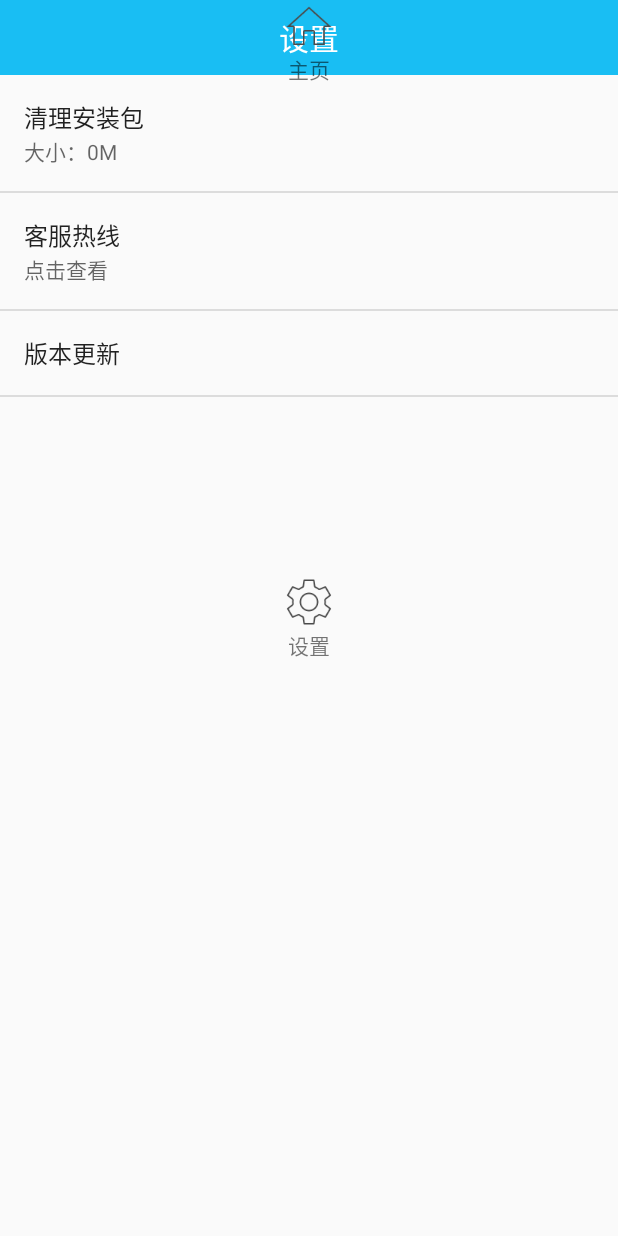
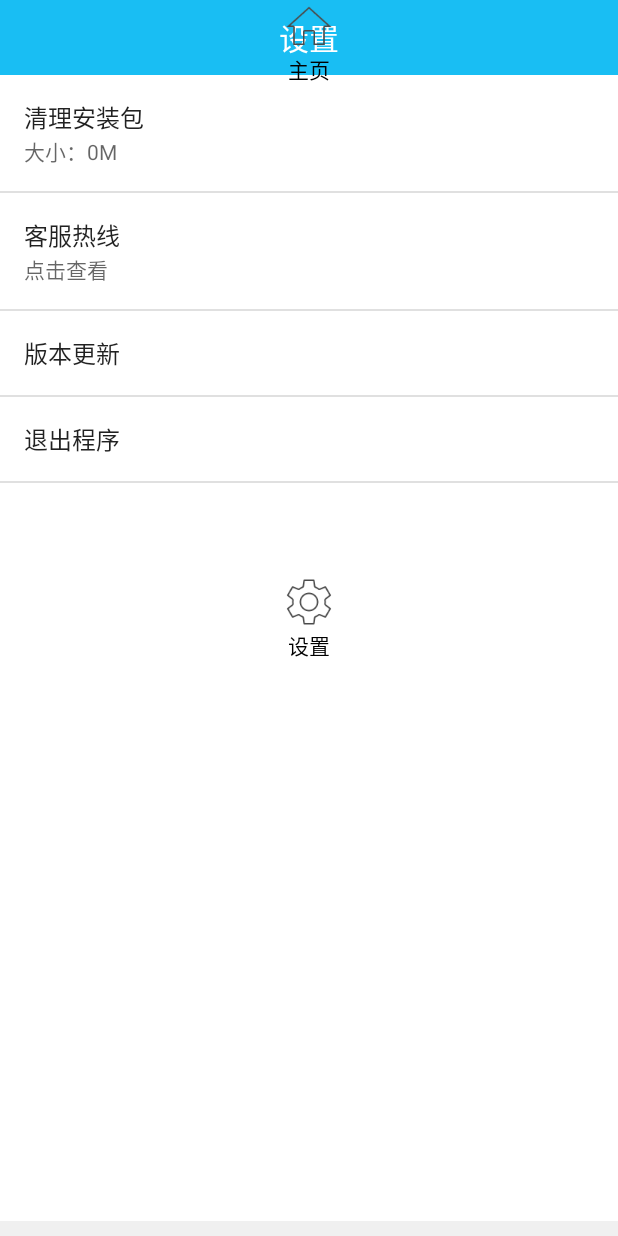
Before and after one commit to cyx362442/AppStore, an Android app: the fragment SettingFragment placed in its activity, on a phone screen of 412 x 824 dp. Run offline under Robolectric (Android 15) with nearby library versions, the phone set to English and light mode, and no system bars; our stand-ins replace Volley; libraries missing offline, so code that uses them is left out: com.arialyy.aria, com.chad.library, com.youth.banner; network calls fail; pictures from the network do not load; 8 statements that could not run were skipped.

Commit message:
cyy20170924

```diff
--- a/app/build.gradle
+++ b/app/build.gradle
@@ -6,9 +6,9 @@ android {
     defaultConfig {
         applicationId "com.duowei.appstore"
         minSdkVersion 17
-        targetSdkVersion 26
-        versionCode 4
-        versionName "V20170923"
+        targetSdkVersion 22
+        versionCode 6
+        versionName "V20170925"
         testInstrumentationRunner "android.support.test.runner.AndroidJUnitRunner"
     }
     buildTypes {
--- a/app/src/main/java/com/duowei/appstore/app/MainActivity.java
+++ b/app/src/main/java/com/duowei/appstore/app/MainActivity.java
@@ -1,30 +1,102 @@
 package com.duowei.appstore.app;
 
 import android.app.Fragment;
+import android.content.DialogInterface;
+import android.content.pm.PackageInfo;
+import android.content.pm.PackageManager;
+import android.os.Environment;
 import android.support.v4.app.FragmentActivity;
 import android.os.Bundle;
+import android.support.v7.app.AlertDialog;
 import android.view.View;
+import android.view.WindowManager;
 import android.widget.TabHost;
 import android.widget.TextView;
 
+import com.android.volley.VolleyError;
 import com.duowei.appstore.R;
 import com.duowei.appstore.fragment.MainFragment;
 import com.duowei.appstore.fragment.SettingFragment;
+import com.duowei.appstore.fragment.UpdateFragment;
+import com.duowei.appstore.httputils.DownHTTP;
+import com.duowei.appstore.httputils.VolleyResultListener;
+
+import org.json.JSONException;
+import org.json.JSONObject;
+
+import java.io.File;
 
 public class MainActivity extends FragmentActivity implements TabHost.OnTabChangeListener {
+
+    private static final String urlUpdate="http://owm0ww8l4.bkt.clouddn.com/appstore.txt";
+    private static int mVersionCode;
     private TabHost mTabHost;
     @Override
     protected void onCreate(Bundle savedInstanceState) {
         super.onCreate(savedInstanceState);
         setContentView(R.layout.activity_main);
         setupTabs();
+        getAPPVersionName();
+        checkVersion();
+
+        hideBar();
     }
+
+    private void hideBar() {
+        View decorView = getWindow().getDecorView();
+        int uiOptions = View.SYSTEM_UI_FLAG_LAYOUT_STABLE
+                | View.SYSTEM_UI_FLAG_LAYOUT_HIDE_NAVIGATION
+                | View.SYSTEM_UI_FLAG_LAYOUT_FULLSCREEN
+                | View.SYSTEM_UI_FLAG_HIDE_NAVIGATION // hide nav bar
+                | View.SYSTEM_UI_FLAG_FULLSCREEN // hide status bar
+                | View.SYSTEM_UI_FLAG_IMMERSIVE;
+        decorView.setSystemUiVisibility(uiOptions);
+        getWindow().addFlags(WindowManager.LayoutParams.FLAG_TRANSLUCENT_NAVIGATION);
+    }
+
+    private void checkVersion() {
+        DownHTTP.getVolley(urlUpdate, new VolleyResultListener() {
+            @Override
+            public void onErrorResponse(VolleyError error) {
+            }
+            @Override
+            public void onResponse(String response) {
+                try {
+                    JSONObject jsonObject = new JSONObject(response);
+                    String versionCode = jsonObject.getString("versionCode");
+                    String msg = jsonObject.getString("msg");
+                    String url = jsonObject.getString("url");
+                    String name = jsonObject.getString("name");
+                    if(Integer.parseInt(versionCode)>mVersionCode){
+                        showUpdateDialog(msg, url, name);
+                    }
+                } catch (JSONException e) {
+                    e.printStackTrace();
+                }
+            }
+        });
+    }
+
+    private void showUpdateDialog(String msg, final String url, final String name) {
+        AlertDialog.Builder builder = new AlertDialog.Builder(MainActivity.this);
+        builder.setIcon(R.mipmap.logo96);
+        builder.setTitle("发现新版本，是否升级？");
+        builder.setMessage(msg);
+        builder.setNegativeButton("暂不升级",null);
+        builder.setPositiveButton("立即升级", new DialogInterface.OnClickListener() {
+            @Override
+            public void onClick(DialogInterface dialogInterface, int i) {
+                UpdateFragment updateFragment = UpdateFragment.newInstance(url,name);
+                updateFragment.show(getFragmentManager(),getString(R.string.update));
+            }
+        });
+    }
+
     // 初始化标签按钮
     private void setupTabs() {
         mTabHost = findViewById(R.id.tabhost);
         mTabHost.setup();
         // 生成底部自定义样式的按钮
-        Class[]cls={MainFragment.class,SettingFragment.class};
         String[] title = new String[] { "主页", "设置"};
         int[] tabIds = new int[] { R.id.tab1, R.id.tab2};
         int[]layout={R.layout.home_indicator,R.layout.setting_indicator};
@@ -68,4 +140,15 @@ public class MainActivity extends FragmentActivity implements TabHost.OnTabChang
         tv.setText(name);
         return v;
     }
+
+    //当前APP版本号
+    public void getAPPVersionName() {
+        PackageManager manager = getPackageManager();
+        try {
+            PackageInfo info = manager.getPackageInfo(getPackageName(), 0);
+            mVersionCode = info.versionCode;
+        } catch (PackageManager.NameNotFoundException e) {
+            e.printStackTrace();
+        }
+    }
 }
--- /dev/null
+++ b/app/src/main/res/drawable/select_textcolor.xml
@@ -0,0 +1,5 @@
+<?xml version="1.0" encoding="utf-8"?>
+<selector xmlns:android="http://schemas.android.com/apk/res/android">
+    <item android:state_selected="false" android:color="#000000"/>
+    <item android:state_selected="true" android:color="#FF4081"/>
+</selector>
--- a/app/src/main/res/layout/activity_main.xml
+++ b/app/src/main/res/layout/activity_main.xml
@@ -29,6 +29,7 @@
             android:id="@android:id/tabs"
             android:layout_width="fill_parent"
             android:layout_height="wrap_content"
+            android:background="@color/white"
             android:layout_weight="0"
             android:tag="tabs"></TabWidget>
     </LinearLayout>
--- a/app/src/main/res/layout/fragment_setting.xml
+++ b/app/src/main/res/layout/fragment_setting.xml
@@ -3,6 +3,7 @@
              android:layout_width="match_parent"
              android:layout_height="match_parent"
               android:orientation="vertical"
+              android:background="@color/gray"
              tools:context="com.duowei.appstore.fragment.SettingFragment">
             <TextView
                 android:layout_width="match_parent"
@@ -16,5 +17,7 @@
             <FrameLayout
                 android:id="@+id/frame"
                 android:layout_width="match_parent"
-                android:layout_height="match_parent"></FrameLayout>
+                android:layout_height="match_parent"
+                android:background="@color/white"
+                android:layout_marginBottom="10dp"></FrameLayout>
 </LinearLayout>
--- a/app/src/main/res/layout/home_indicator.xml
+++ b/app/src/main/res/layout/home_indicator.xml
@@ -11,6 +11,7 @@
                 android:gravity="center_horizontal"
                 android:focusable="true"
                 android:drawablePadding="-0.5dp"
+                android:textColor="@drawable/select_textcolor"
                 android:drawableTop="@drawable/select_home"
                 />
 </LinearLayout>
--- a/app/src/main/res/layout/setting_indicator.xml
+++ b/app/src/main/res/layout/setting_indicator.xml
@@ -9,6 +9,7 @@
                 android:layout_width="wrap_content"
                 android:layout_height="wrap_content"
                 android:gravity="center_horizontal"
+                android:textColor="@drawable/select_textcolor"
                 android:drawableTop="@drawable/select_setting"
                 />
 </LinearLayout>
--- a/app/src/main/res/values/strings.xml
+++ b/app/src/main/res/values/strings.xml
@@ -15,4 +15,5 @@
     <string name="clear">清理安装包</string>
     <string name="version">版本更新</string>
     <string name="service">客服热线</string>
+    <string name="exit">退出</string>
 </resources>
--- a/app/src/main/res/xml/preference.xml
+++ b/app/src/main/res/xml/preference.xml
@@ -13,4 +13,7 @@
        <Preference
            android:key="@string/version"
            android:title="版本更新"></Preference>
+        <PreferenceScreen
+            android:key="@string/exit"
+            android:title="退出程序"></PreferenceScreen>
 </PreferenceScreen>
```
Also changed, not shown: app/src/main/java/com/duowei/appstore/fragment/SettingFragment.java (+23 -16 lines), app/src/main/res/layout/fragment_update.xml (+5 -5 lines), app/src/main/res/mipmap-hdpi/logo96.png (added).
